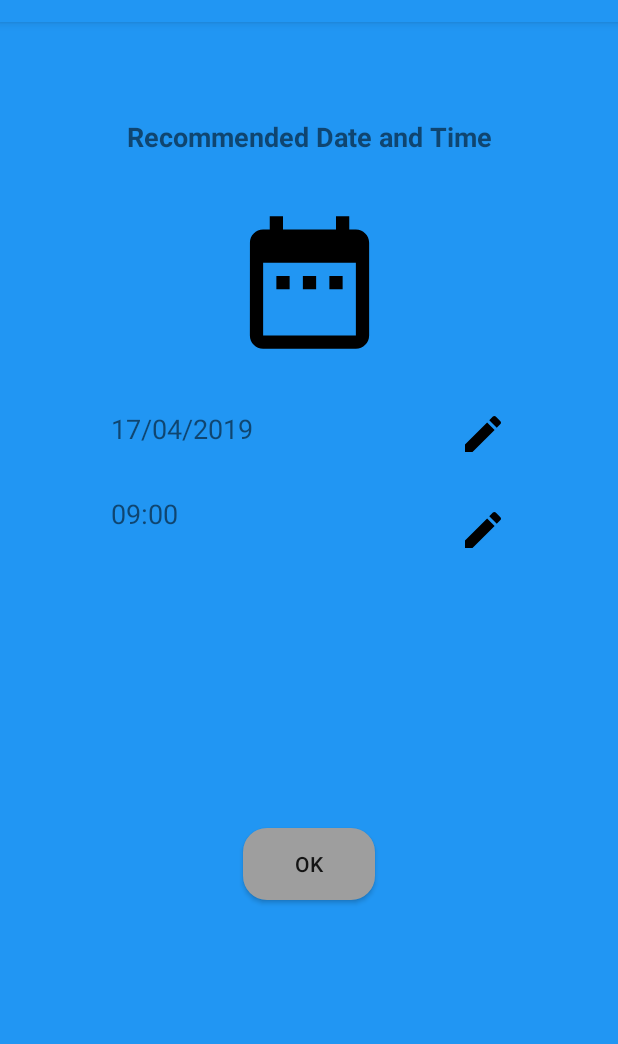
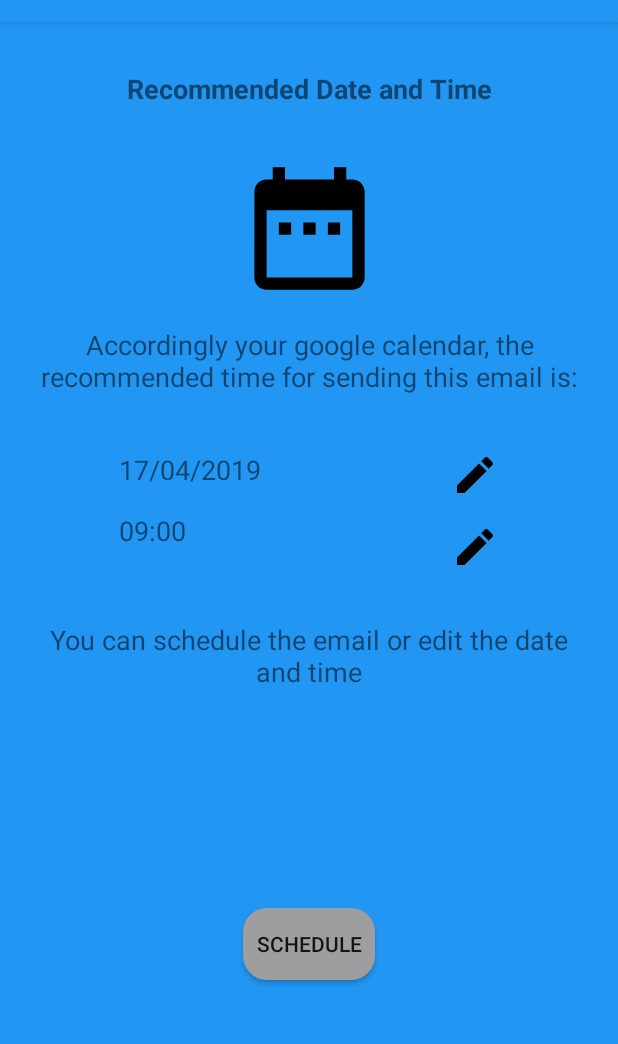
Before and after one commit to bbmiron/hci-ideal-timing, an Android app: the RecommendedTimeScreen screen opened directly, with no data from a screen before it, on a phone screen of 412 x 824 dp, the part 62-1106 px from its top. Run offline under Robolectric (Android 15) with nearby library versions, the phone set to English and light mode, and no system bars.

```diff
--- a/implementation/IdeaTApp/app/src/main/res/layout/recommended_screen_activity.xml
+++ b/implementation/IdeaTApp/app/src/main/res/layout/recommended_screen_activity.xml
@@ -11,7 +11,6 @@
         android:id="@+id/recommended_title"
         android:layout_width="wrap_content"
         android:layout_height="wrap_content"
-        android:layout_margin="@dimen/big_margin"
         android:padding="@dimen/big_margin"
         android:text="@string/recommended_title"
         android:textSize="@dimen/text_18sp"
@@ -22,8 +21,8 @@
 
     <ImageView
         android:id="@+id/calendar_logo"
-        android:layout_width="106dp"
-        android:layout_height="106dp"
+        android:layout_width="98dp"
+        android:layout_height="98dp"
         android:layout_gravity="center"
         android:src="@drawable/ic_date_range_black_24dp"
         app:layout_constraintEnd_toEndOf="parent"
@@ -31,33 +30,47 @@
         app:layout_constraintTop_toBottomOf="@id/recommended_title" />
 
     <TextView
+        android:id="@+id/recommended_subtitle"
+        android:layout_width="wrap_content"
+        android:layout_height="wrap_content"
+        android:paddingTop="@dimen/normal_margin"
+        android:paddingLeft="@dimen/normal_margin"
+        android:paddingRight="@dimen/normal_margin"
+        android:gravity="center"
+        android:textSize="@dimen/text_18sp"
+        app:layout_constraintTop_toBottomOf="@id/calendar_logo"
+        app:layout_constraintStart_toStartOf="parent"
+        app:layout_constraintEnd_toEndOf="parent"
+        android:text="@string/recommended_subtitle"/>
+
+    <TextView
         android:id="@+id/recommended_date"
         android:layout_width="126dp"
         android:layout_height="wrap_content"
-        android:layout_margin="@dimen/big_margin"
+        android:layout_margin="@dimen/normal_margin"
         android:textSize="@dimen/text_18sp"
         app:layout_constraintEnd_toStartOf="@+id/edit_date"
         app:layout_constraintHorizontal_bias="0.5"
         app:layout_constraintStart_toStartOf="parent"
-        app:layout_constraintTop_toBottomOf="@id/calendar_logo"
+        app:layout_constraintTop_toBottomOf="@id/recommended_subtitle"
         android:text="17/04/2019 " />
 
     <Button
         android:id="@+id/edit_date"
         android:layout_width="@dimen/buttons_width"
         android:layout_height="@dimen/buttons_width"
-        android:layout_margin="@dimen/big_margin"
+        android:layout_margin="@dimen/normal_margin"
         android:background="@drawable/ic_edit_black_24dp"
         app:layout_constraintEnd_toEndOf="parent"
         app:layout_constraintHorizontal_bias="0.5"
         app:layout_constraintStart_toEndOf="@+id/recommended_date"
-        app:layout_constraintTop_toBottomOf="@id/calendar_logo" />
+        app:layout_constraintTop_toBottomOf="@id/recommended_subtitle" />
 
     <TextView
         android:id="@+id/recommended_time"
         android:layout_width="126dp"
         android:layout_height="wrap_content"
-        android:layout_margin="@dimen/big_margin"
+        android:layout_margin="@dimen/normal_margin"
         android:textSize="@dimen/text_18sp"
         app:layout_constraintEnd_toStartOf="@+id/edit_time"
         app:layout_constraintHorizontal_bias="0.5"
@@ -69,7 +82,7 @@
         android:id="@+id/edit_time"
         android:layout_width="@dimen/buttons_width"
         android:layout_height="@dimen/buttons_width"
-        android:layout_margin="@dimen/big_margin"
+        android:layout_margin="@dimen/normal_margin"
         android:background="@drawable/ic_edit_black_24dp"
         app:layout_constraintEnd_toEndOf="parent"
         app:layout_constraintHorizontal_bias="0.5"
@@ -77,16 +90,28 @@
         app:layout_constraintTop_toBottomOf="@id/edit_date" />
 
 
+
+    <TextView
+        android:id="@+id/footer"
+        android:layout_width="wrap_content"
+        android:layout_height="wrap_content"
+        app:layout_constraintTop_toBottomOf="@id/recommended_time"
+        app:layout_constraintStart_toStartOf="parent"
+        app:layout_constraintEnd_toEndOf="parent"
+        android:layout_marginTop="@dimen/big_margin"
+        android:textSize="@dimen/text_18sp"
+        android:gravity="center"
+        android:padding="@dimen/normal_margin"
+        android:text="@string/footer"/>
     <Button
         android:id="@+id/ok_button"
         android:layout_width="wrap_content"
         android:layout_height="wrap_content"
         android:layout_margin="@dimen/big_margin"
         android:background="@drawable/draw_gray_button"
-        android:text="@string/ok"
+        android:text="@string/schedule_button"
+        app:layout_constraintTop_toBottomOf="@id/footer"
         app:layout_constraintBottom_toBottomOf="parent"
         app:layout_constraintEnd_toEndOf="parent"
-        app:layout_constraintHorizontal_bias="0.5"
-        app:layout_constraintTop_toBottomOf="@+id/edit_time"
         app:layout_constraintStart_toStartOf="parent" />
 </android.support.constraint.ConstraintLayout>
--- a/implementation/IdeaTApp/app/src/main/res/values/strings.xml
+++ b/implementation/IdeaTApp/app/src/main/res/values/strings.xml
@@ -10,6 +10,8 @@
     <string name="action_save">Save</string>
     <string name="edit_date">Edit date</string>
     <string name="edit_time">Edit time</string>
-    <string name="ok">Ok</string>
+    <string name="schedule_button">Schedule</string>
     <string name="recommended_title">Recommended Date and Time</string>
+    <string name="recommended_subtitle">Accordingly your google calendar, the recommended time for sending this email is:\n</string>
+    <string name="footer">You can schedule the email or edit the date and time</string>
 </resources>
```
